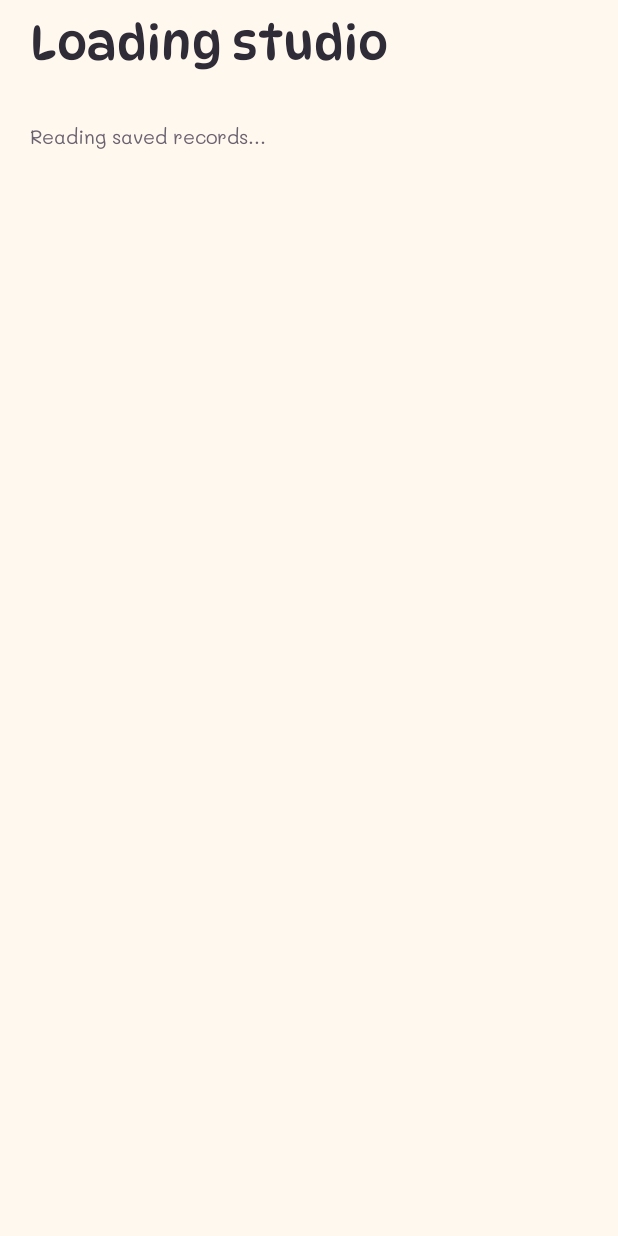
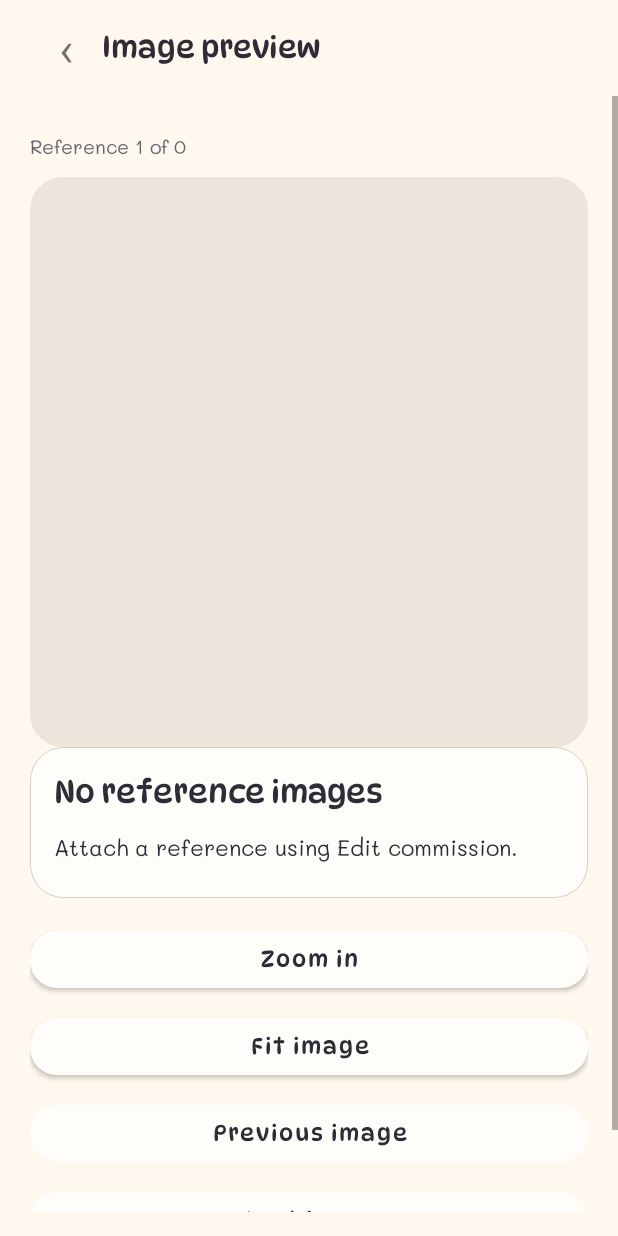
Before and after one commit to yezdenz/obra, an Android app: the ViewerActivity screen opened directly, with no data from a screen before it, on a phone screen of 412 x 824 dp. Run offline under Robolectric (Android 15) with nearby library versions, the phone set to English and light mode, and no system bars.

Commit message:
Decode saved reference images safely on a background worker

```diff
--- a/OBRA/app/src/main/java/com/obra/studio/ui/ViewerActivity.kt
+++ b/OBRA/app/src/main/java/com/obra/studio/ui/ViewerActivity.kt
@@ -2,21 +2,112 @@ package com.obra.studio.ui
 
 import android.os.Bundle
 import android.net.Uri
+import android.graphics.Bitmap
+import android.graphics.BitmapFactory
 import android.widget.ImageView
 import android.widget.LinearLayout
 import android.view.ScaleGestureDetector
 import com.obra.studio.data.Studio
+import java.util.concurrent.Executors
+import java.util.concurrent.Future
 
-class ViewerActivity:BaseActivity(){
-    private var index=0;private var zoom=1f;private var images=arrayListOf<String>();private lateinit var image:ImageView
-    override fun onCreate(state:Bundle?){super.onCreate(state);images=intent.getStringArrayListExtra("images")?:arrayListOf();index=state?.getInt("index")?:intent.getIntExtra("index",0);render()}
-    override fun onSaveInstanceState(out:Bundle){super.onSaveInstanceState(out);out.putInt("index",index)}
-    private fun render(){reset("Image preview");val c=Studio.work(intent.getLongExtra("commissionId",0));note(c?.title?:"Reference ${index+1} of ${images.size}")
-        image=ImageView(this);image.contentDescription="Commission reference image";image.scaleType=ImageView.ScaleType.FIT_CENTER;image.background=shape(0xffede5dc.toInt());body.addView(image,LinearLayout.LayoutParams(-1,dp(380)))
-        if(images.isEmpty()){empty("Reference placeholder","Sample artwork is not bundled. Attach an image in the commission form to preview your own reference.")}else try{image.setImageURI(Uri.parse(images[index]));if(image.drawable==null)throw IllegalStateException("Unavailable image")}catch(_:Exception){empty("Image unavailable","The image may have moved or access may have expired.");button("Retry"){render()}}
-        val scale=ScaleGestureDetector(this,object:ScaleGestureDetector.SimpleOnScaleGestureListener(){override fun onScale(d:ScaleGestureDetector):Boolean{zoom=(zoom*d.scaleFactor).coerceIn(1f,4f);image.scaleX=zoom;image.scaleY=zoom;return true}})
-        var x=0f;var y=0f;image.setOnTouchListener{v,e->scale.onTouchEvent(e);when(e.actionMasked){android.view.MotionEvent.ACTION_DOWN->{x=e.rawX;y=e.rawY};android.view.MotionEvent.ACTION_MOVE->if(zoom>1&&!scale.isInProgress){v.translationX+=(e.rawX-x);v.translationY+=(e.rawY-y);x=e.rawX;y=e.rawY};android.view.MotionEvent.ACTION_UP->v.performClick()};true}
-        button("Zoom in"){zoom=(zoom+0.5f).coerceAtMost(4f);image.scaleX=zoom;image.scaleY=zoom};button("Fit image"){zoom=1f;image.scaleX=1f;image.scaleY=1f;image.translationX=0f;image.translationY=0f}
-        button("Previous image"){index--;zoom=1f;render()}.isEnabled=index>0;button("Next image"){index++;zoom=1f;render()}.isEnabled=index<images.lastIndex
+class ViewerActivity : BaseActivity() {
+    override val usesStudioData = false
+    private var index = 0
+    private var zoom = 1f
+    private var images = arrayListOf<String>()
+    private lateinit var image: ImageView
+    private val imageWorker = Executors.newSingleThreadExecutor()
+    private var imageLoad: Future<*>? = null
+    private var imageRequest = 0
+
+    override fun onCreate(state: Bundle?) {
+        super.onCreate(state)
+        images = intent.getStringArrayListExtra("images") ?: arrayListOf()
+        index = (state?.getInt("index") ?: intent.getIntExtra("index", 0))
+            .coerceIn(0, images.lastIndex.coerceAtLeast(0))
+        render()
+    }
+    override fun onSaveInstanceState(out: Bundle) {
+        super.onSaveInstanceState(out)
+        out.putInt("index", index)
+    }
+    override fun onDestroy() {
+        imageRequest++
+        imageLoad?.cancel(true)
+        imageWorker.shutdownNow()
+        super.onDestroy()
+    }
+
+    private fun decode(uri: Uri): Bitmap {
+        val bounds = BitmapFactory.Options().apply { inJustDecodeBounds = true }
+        contentResolver.openInputStream(uri).use { BitmapFactory.decodeStream(it, null, bounds) }
+        require(bounds.outWidth > 0 && bounds.outHeight > 0) { "Unsupported image" }
+        var sample = 1
+        while (bounds.outWidth / sample > 2048 || bounds.outHeight / sample > 2048) sample *= 2
+        val options = BitmapFactory.Options().apply { inSampleSize = sample }
+        return requireNotNull(contentResolver.openInputStream(uri).use { BitmapFactory.decodeStream(it, null, options) })
+    }
+
+    private fun render() {
+        imageLoad?.cancel(true)
+        val request = ++imageRequest
+        zoom = 1f
+        reset("Image preview")
+        val commission = Studio.work(intent.getLongExtra("commissionId", 0))
+        note(commission?.title ?: "Reference ${index + 1} of ${images.size}")
+        image = ImageView(this).apply {
+            contentDescription = "Commission reference image"
+            scaleType = ImageView.ScaleType.FIT_CENTER
+            background = shape(0xffede5dc.toInt())
+        }
+        body.addView(image, LinearLayout.LayoutParams(-1, dp(380)))
+        if (images.isEmpty()) {
+            empty("No reference images", "Attach a reference using Edit commission.")
+        } else {
+            val loading = text("Loading image…", 14)
+            val uri = Uri.parse(images[index])
+            imageLoad = imageWorker.submit {
+                val result = runCatching { decode(uri) }
+                runOnUiThread {
+                    if (isDestroyed || isFinishing || request != imageRequest) {
+                        result.getOrNull()?.recycle()
+                        return@runOnUiThread
+                    }
+                    body.removeView(loading)
+                    result.fold(onSuccess = { image.setImageBitmap(it) }, onFailure = {
+                        empty("Image unavailable", "The image may have moved or access may have expired. Your commission is still saved.")
+                        button("Retry image") { render() }
+                    })
+                }
+            }
+        }
+        val scale = ScaleGestureDetector(this, object : ScaleGestureDetector.SimpleOnScaleGestureListener() {
+            override fun onScale(detector: ScaleGestureDetector): Boolean {
+                zoom = (zoom * detector.scaleFactor).coerceIn(1f, 4f)
+                image.scaleX = zoom
+                image.scaleY = zoom
+                return true
+            }
+        })
+        var x = 0f
+        var y = 0f
+        image.setOnTouchListener { view, event ->
+            scale.onTouchEvent(event)
+            when (event.actionMasked) {
+                android.view.MotionEvent.ACTION_DOWN -> { x = event.rawX; y = event.rawY }
+                android.view.MotionEvent.ACTION_MOVE -> if (zoom > 1 && !scale.isInProgress) {
+                    view.translationX = (view.translationX + event.rawX - x).coerceIn(-view.width * (zoom - 1) / 2, view.width * (zoom - 1) / 2)
+                    view.translationY = (view.translationY + event.rawY - y).coerceIn(-view.height * (zoom - 1) / 2, view.height * (zoom - 1) / 2)
+                    x = event.rawX; y = event.rawY
+                }
+                android.view.MotionEvent.ACTION_UP -> view.performClick()
+            }
+            true
+        }
+        button("Zoom in") { zoom = (zoom + .5f).coerceAtMost(4f); image.scaleX = zoom; image.scaleY = zoom }
+        button("Fit image") { zoom = 1f; image.scaleX = 1f; image.scaleY = 1f; image.translationX = 0f; image.translationY = 0f }
+        button("Previous image") { index--; render() }.isEnabled = index > 0
+        button("Next image") { index++; render() }.isEnabled = index < images.lastIndex
     }
 }
```
